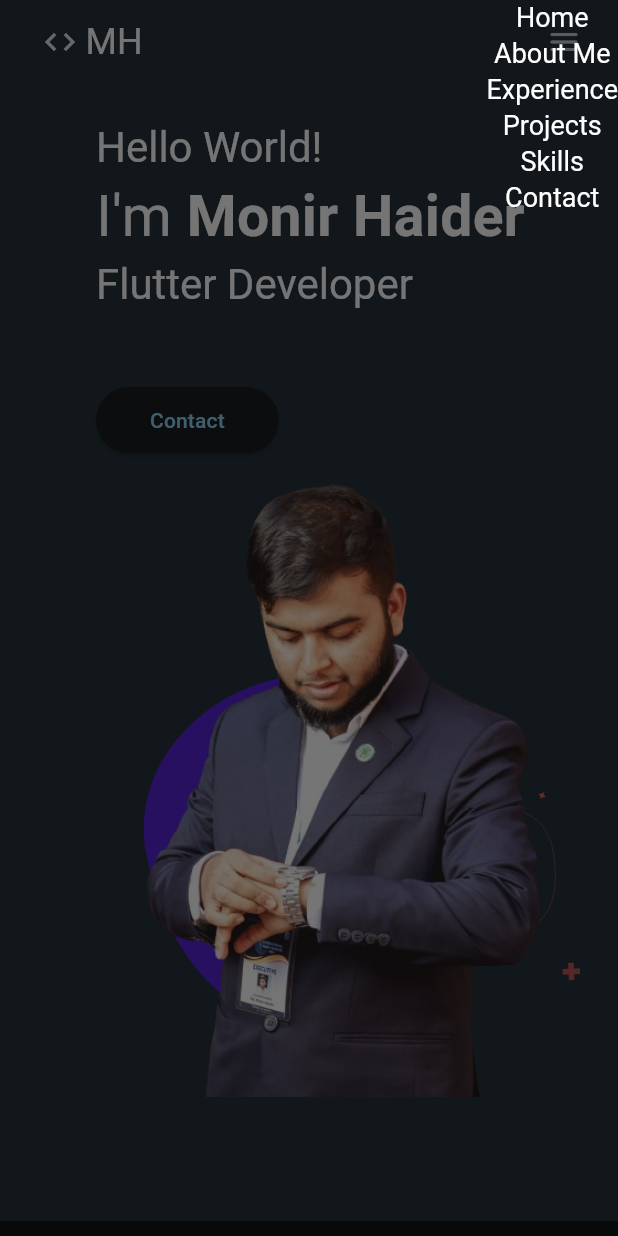
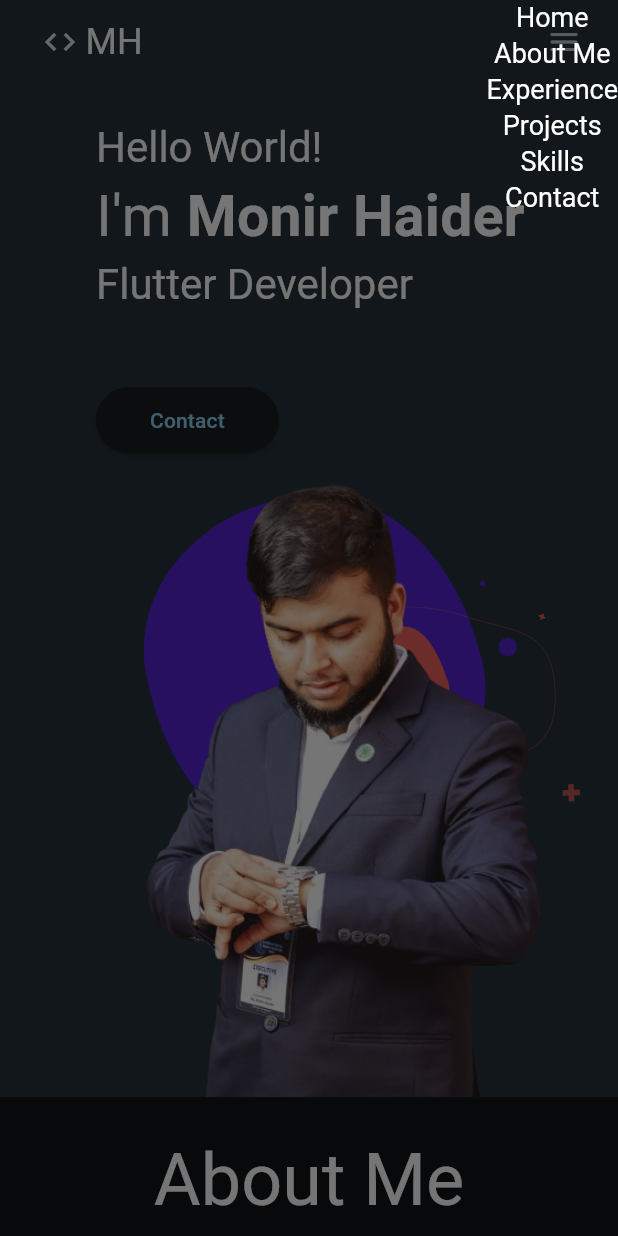
Before and after one commit to monirhelalee/portfolio_website_with_flutter, a Flutter app: the screen it shows after launch, after a tap on the "menu" icon, on a phone screen of 412 x 824 dp. Run offline on Flutter 3.47's test engine with Material 3 defaults, Android fonts, the light colour scheme and no system bars; our stand-ins replace lottie.

Commit message:
add view-model and fixed responsive issue

```diff
--- a/lib/features/home/home_view.dart
+++ b/lib/features/home/home_view.dart
@@ -1,6 +1,8 @@
 import 'package:flutter/material.dart';
 import 'package:my_portfolio_flutter/core/expotrs.dart';
 import 'package:my_portfolio_flutter/features/home/widgets/exports.dart';
+
+import 'view_model/home_view_model.dart';
 
 class HomeView extends StatefulWidget {
   const HomeView({
@@ -15,6 +17,7 @@
   final GlobalKey<ScaffoldState> _key = GlobalKey(); // Create a key
   @override
   Widget build(BuildContext context) {
+    var homeVM = HomeViewModel.read(context);
     return Scaffold(
       key: _key,
       appBar: AppBar(
@@ -38,9 +41,10 @@
         ],
       ),
       endDrawer: const ColumnMenuWidget(),
-      body: const SingleChildScrollView(
-        physics: BouncingScrollPhysics(),
-        child: Center(
+      body: SingleChildScrollView(
+        physics: const BouncingScrollPhysics(),
+        controller: homeVM.scrollController,
+        child: const Center(
           child: Column(
             mainAxisAlignment: MainAxisAlignment.center,
             children: [
--- /dev/null
+++ b/lib/features/home/view_model/home_view_model.dart
@@ -0,0 +1,13 @@
+import 'package:flutter/material.dart';
+import 'package:provider/provider.dart';
+
+class HomeViewModel extends ChangeNotifier {
+  static HomeViewModel read(BuildContext context) =>
+      context.read<HomeViewModel>();
+
+  static HomeViewModel watch(BuildContext context) =>
+      context.watch<HomeViewModel>();
+
+  final ScrollController scrollController = ScrollController();
+  final Key sectionKey = const Key('aboutMe');
+}
--- a/lib/features/home/widgets/about_widget.dart
+++ b/lib/features/home/widgets/about_widget.dart
@@ -1,5 +1,6 @@
 import 'package:flutter/material.dart';
 import 'package:my_portfolio_flutter/core/expotrs.dart';
+import 'package:my_portfolio_flutter/features/home/view_model/home_view_model.dart';
 import 'package:my_portfolio_flutter/features/home/widgets/exports.dart';
 
 class AboutWidget extends StatelessWidget {
@@ -7,6 +8,7 @@
 
   @override
   Widget build(BuildContext context) {
+    var homeVM = HomeViewModel.read(context);
     return Padding(
       padding: const EdgeInsets.all(24),
       child: Responsive.isDesktop(context) || Responsive.isTablet(context)
@@ -14,7 +16,7 @@
               children: [
                 Column(
                   children: [
-                    _aboutMe(context),
+                    _aboutMe(context, homeVM),
                     const SizedBox(
                       height: 24,
                     ),
@@ -44,7 +46,7 @@
                 Column(
                   crossAxisAlignment: CrossAxisAlignment.center,
                   children: [
-                    _aboutMe(context),
+                    _aboutMe(context, homeVM),
                     const SizedBox(
                       height: 24,
                     ),
@@ -73,7 +75,7 @@
     );
   }
 
-  Widget _aboutMe(context) {
+  Widget _aboutMe(context, homeVM) {
     return Text(
       'About Me',
       style: Theme.of(context).textTheme.headlineSmall?.copyWith(
--- a/lib/features/home/widgets/home_widget.dart
+++ b/lib/features/home/widgets/home_widget.dart
@@ -35,7 +35,7 @@
                       _contactButton(),
                     ],
                   ),
-                  _animatedImage(),
+                  _animatedImage(context),
                 ],
               )
             : Column(
@@ -58,7 +58,7 @@
                   const SizedBox(
                     height: 10,
                   ),
-                  _animatedImage(),
+                  _animatedImage(context),
                 ],
               ),
       ),
@@ -107,10 +107,18 @@
     );
   }
 
-  Widget _animatedImage() {
+  Widget _animatedImage(context) {
     return Stack(
       children: [
-        Lottie.asset('assets/image_background.json', height: 500),
+        if (Responsive.isMobile(context))
+          Lottie.asset(
+            'assets/image_background.json',
+          )
+        else
+          Lottie.asset(
+            'assets/image_background.json',
+            height: 500,
+          ),
         Image.asset('assets/my.png'),
       ],
     );
--- a/lib/features/home/widgets/row_menu_widget.dart
+++ b/lib/features/home/widgets/row_menu_widget.dart
@@ -1,10 +1,12 @@
 import 'package:flutter/material.dart';
+import 'package:my_portfolio_flutter/features/home/view_model/home_view_model.dart';
 
 class RowMenuWidget extends StatelessWidget {
   const RowMenuWidget({super.key});
 
   @override
   Widget build(BuildContext context) {
+    var homeVM = HomeViewModel.read(context);
     return Row(
       children: [
         _nameWidget(context, title: 'Home', onTap: () {}),
--- a/lib/features/home/widgets/social_media_widget.dart
+++ b/lib/features/home/widgets/social_media_widget.dart
@@ -38,7 +38,9 @@
   }
 
   Widget _icon({required String name}) {
-    return Container(
+    return InkWell(
+      onTap: () {},
+      child: Container(
         padding: const EdgeInsets.all(2),
         decoration: BoxDecoration(
           color: Colors.white,
@@ -49,6 +51,7 @@
           height: 28,
           width: 28,
         ),
+      ),
     );
   }
 }
--- a/lib/main.dart
+++ b/lib/main.dart
@@ -1,5 +1,7 @@
 import 'package:flutter/material.dart';
 import 'package:my_portfolio_flutter/features/home/home_view.dart';
+import 'package:my_portfolio_flutter/features/home/view_model/home_view_model.dart';
+import 'package:provider/provider.dart';
 
 void main() {
   runApp(const MyApp());
@@ -11,7 +13,13 @@
   // This widget is the root of your application.
   @override
   Widget build(BuildContext context) {
-    return MaterialApp(
+    return MultiProvider(
+      providers: [
+        ChangeNotifierProvider<HomeViewModel>(
+          create: (context) => HomeViewModel(),
+        ),
+      ],
+      child: MaterialApp(
         title: "Monir's Portfolio",
         debugShowCheckedModeBanner: false,
         themeMode: ThemeMode.dark,
@@ -29,6 +37,7 @@
         ),
         home: const HomeView(),
         //const Breakpoint(start: 801, end: 1920, name: DESKTOP),
+      ),
     );
   }
 }
--- a/pubspec.yaml
+++ b/pubspec.yaml
@@ -11,6 +11,7 @@
     sdk: flutter
   cupertino_icons: ^1.0.6
   lottie: ^2.7.0
+  provider: ^6.0.5
 dev_dependencies:
   flutter_test:
     sdk: flutter
```
Also changed, not shown: pubspec.lock, 5 other files. Lines whose indentation alone changed are shown as unchanged.
